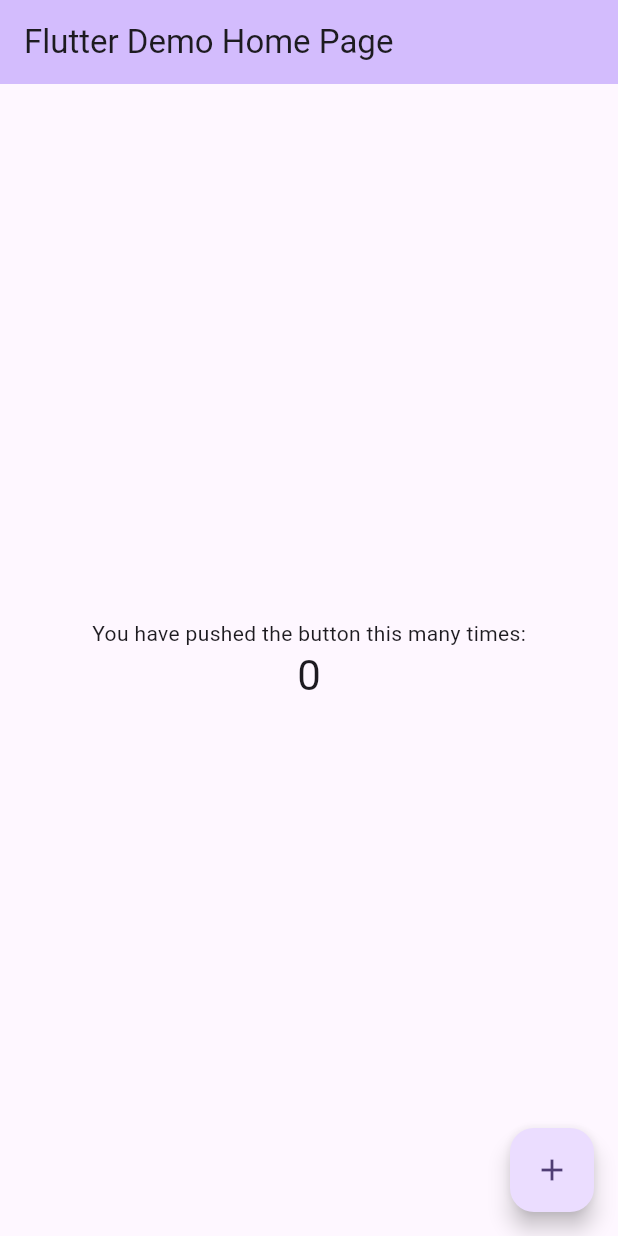
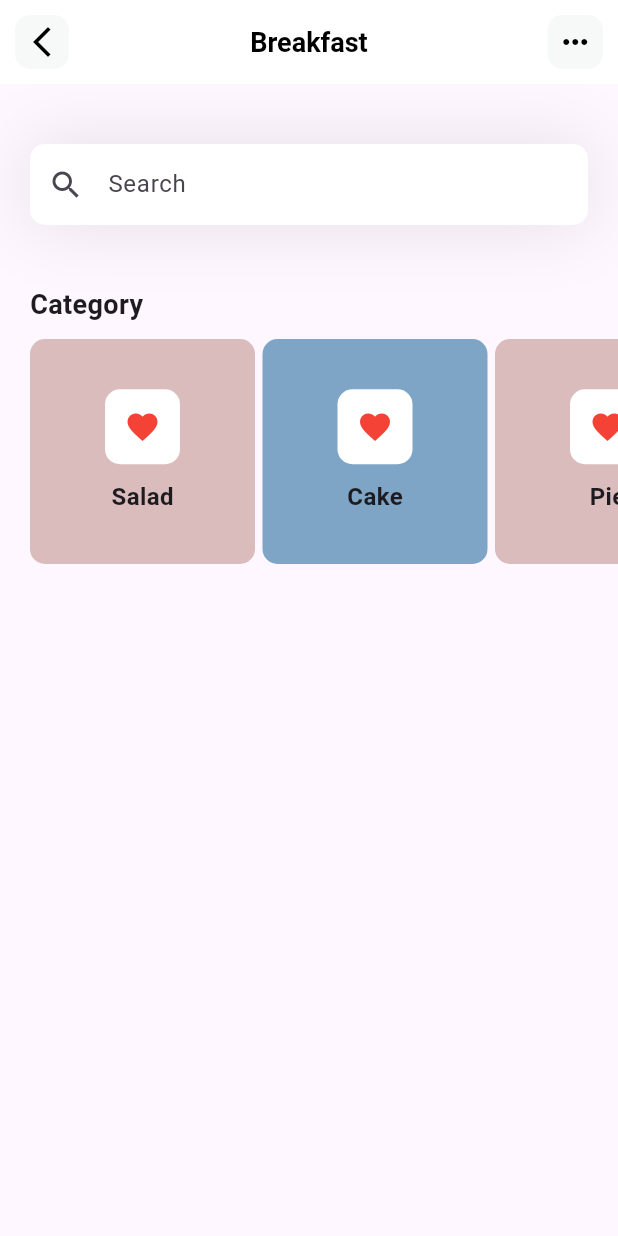
Before and after one commit to RokkerMomo/testapp, a Flutter app: the screen it shows after launch, on a phone screen of 412 x 824 dp. Run offline on Flutter 3.47's test engine with Material 3 defaults, Android fonts, the phone set to English and light mode, and no system bars.

Commit message:
Horizontal List

```diff
--- a/lib/main.dart
+++ b/lib/main.dart
@@ -1,4 +1,5 @@
 import 'package:flutter/material.dart';
+import 'package:testapp/pages/HomePage.dart';
 
 void main() {
   runApp(const MyApp());
@@ -11,115 +12,13 @@ class MyApp extends StatelessWidget {
   @override
   Widget build(BuildContext context) {
     return MaterialApp(
+      debugShowCheckedModeBanner: false,
       title: 'Flutter Demo',
       theme: ThemeData(
-        // This is the theme of your application.
-        //
-        // TRY THIS: Try running your application with "flutter run". You'll see
-        // the application has a purple toolbar. Then, without quitting the app,
-        // try changing the seedColor in the colorScheme below to Colors.green
-        // and then invoke "hot reload" (save your changes or press the "hot
-        // reload" button in a Flutter-supported IDE, or press "r" if you used
-        // the command line to start the app).
-        //
-        // Notice that the counter didn't reset back to zero; the application
-        // state is not lost during the reload. To reset the state, use hot
-        // restart instead.
-        //
-        // This works for code too, not just values: Most code changes can be
-        // tested with just a hot reload.
         colorScheme: ColorScheme.fromSeed(seedColor: Colors.deepPurple),
         useMaterial3: true,
       ),
-      home: const MyHomePage(title: 'Flutter Demo Home Page'),
+      home: const HomePage(),
     );
   }
 }
-
-class MyHomePage extends StatefulWidget {
-  const MyHomePage({super.key, required this.title});
-
-  // This widget is the home page of your application. It is stateful, meaning
-  // that it has a State object (defined below) that contains fields that affect
-  // how it looks.
-
-  // This class is the configuration for the state. It holds the values (in this
-  // case the title) provided by the parent (in this case the App widget) and
-  // used by the build method of the State. Fields in a Widget subclass are
-  // always marked "final".
-
-  final String title;
-
-  @override
-  State<MyHomePage> createState() => _MyHomePageState();
-}
-
-class _MyHomePageState extends State<MyHomePage> {
-  int _counter = 0;
-
-  void _incrementCounter() {
-    setState(() {
-      // This call to setState tells the Flutter framework that something has
-      // changed in this State, which causes it to rerun the build method below
-      // so that the display can reflect the updated values. If we changed
-      // _counter without calling setState(), then the build method would not be
-      // called again, and so nothing would appear to happen.
-      _counter++;
-    });
-  }
-
-  @override
-  Widget build(BuildContext context) {
-    // This method is rerun every time setState is called, for instance as done
-    // by the _incrementCounter method above.
-    //
-    // The Flutter framework has been optimized to make rerunning build methods
-    // fast, so that you can just rebuild anything that needs updating rather
-    // than having to individually change instances of widgets.
-    return Scaffold(
-      appBar: AppBar(
-        // TRY THIS: Try changing the color here to a specific color (to
-        // Colors.amber, perhaps?) and trigger a hot reload to see the AppBar
-        // change color while the other colors stay the same.
-        backgroundColor: Theme.of(context).colorScheme.inversePrimary,
-        // Here we take the value from the MyHomePage object that was created by
-        // the App.build method, and use it to set our appbar title.
-        title: Text(widget.title),
-      ),
-      body: Center(
-        // Center is a layout widget. It takes a single child and positions it
-        // in the middle of the parent.
-        child: Column(
-          // Column is also a layout widget. It takes a list of children and
-          // arranges them vertically. By default, it sizes itself to fit its
-          // children horizontally, and tries to be as tall as its parent.
-          //
-          // Column has various properties to control how it sizes itself and
-          // how it positions its children. Here we use mainAxisAlignment to
-          // center the children vertically; the main axis here is the vertical
-          // axis because Columns are vertical (the cross axis would be
-          // horizontal).
-          //
-          // TRY THIS: Invoke "debug painting" (choose the "Toggle Debug Paint"
-          // action in the IDE, or press "p" in the console), to see the
-          // wireframe for each widget.
-          mainAxisAlignment: MainAxisAlignment.center,
-          children: <Widget>[
-            const Text(
-              'You have pushed the button this many times:',
-            ),
-            Text(
-              '$_counter',
-              style: Theme.of(context).textTheme.headlineMedium,
-            ),
-          ],
-        ),
-      ),
-      floatingActionButton: FloatingActionButton(
-        onPressed: _incrementCounter,
-        tooltip: 'Increment',
-        child: const Icon(Icons.add),
-      ), // This trailing comma makes auto-formatting nicer for build methods.
-    );
-  }
-}
--- /dev/null
+++ b/lib/pages/HomePage.dart
@@ -0,0 +1,173 @@
+import 'package:flutter/material.dart';
+
+class HomePage extends StatefulWidget {
+
+  const HomePage({super.key});
+
+  @override
+  State<HomePage> createState() => _HomePageState();
+}
+
+List products =[
+  "Salad",
+  "Cake",
+  "Pie",
+  "Pizza",
+  "Smoothie",
+  "Pancake"
+];
+
+class _HomePageState extends State<HomePage> {
+  @override
+  Widget build(BuildContext context) {
+    return Scaffold(
+      appBar: appbar(),
+      body: Column(
+        crossAxisAlignment: CrossAxisAlignment.start,
+        children: [
+          SearchBar(),
+          Padding(
+           padding: EdgeInsets.only(left: 20),
+           child: Column(
+            crossAxisAlignment: CrossAxisAlignment.start,
+             children: [
+
+               const Text(
+                "Category",
+                style: TextStyle(
+                  fontSize: 18,
+                  fontWeight: FontWeight.bold
+                ),
+               ),
+               Padding(
+                 padding: const EdgeInsets.only(top: 10),
+                 child: SizedBox(
+                  height: 150,
+                 // color: const Color.fromARGB(255, 71, 4, 255),
+                  child: ListView.builder(
+                    scrollDirection: Axis.horizontal,
+                    itemCount: products.length,
+                    itemBuilder: (context,index){
+                      return Padding(
+                        padding: const EdgeInsets.only(right: 5),
+                        child: Container(
+                          width: 150,
+                          height: 150,
+                          decoration: BoxDecoration(
+                            borderRadius: BorderRadius.circular(10),
+                             color: index%2 <=0 ? const Color.fromARGB(255, 218, 188, 188) : const Color.fromARGB(255, 126, 165, 197),
+                          ),
+                         child: Column(
+                            mainAxisAlignment: MainAxisAlignment.center,
+                            children: [
+                              Container(
+                                width: 50,
+                                height: 50,
+                                margin: EdgeInsets.only(bottom: 10),
+                                decoration: BoxDecoration(
+                                  borderRadius: BorderRadius.circular(10),
+                                   color: Colors.white,
+                                ),
+                                child: Icon(Icons.favorite,
+                                color: Colors.red,),
+                              ),
+                               Text(products[index],
+                               style: TextStyle(
+                                fontSize: 16,
+                                fontWeight: FontWeight.bold
+                               ),)
+                            ],
+                          ),
+                        ),
+                      );
+                  }),
+                 ),
+               )
+             ],
+           ),
+         )
+        ],
+      ),
+    );
+  }
+
+  // ignore: non_constant_identifier_names
+  Container SearchBar() {
+    return Container(
+          margin: const EdgeInsets.only(top: 40,left: 20,right: 20,bottom: 40),
+          decoration:  BoxDecoration(
+            boxShadow: [
+              BoxShadow(
+                color:  const Color(0xff1D1617).withOpacity(0.11),
+                blurRadius: 40,
+                spreadRadius: 0.0,
+              )
+            ]
+          ),
+
+          child: TextField(
+            decoration: InputDecoration(
+              fillColor: Colors.white,
+              filled: true,
+              labelText: "Search",
+              contentPadding: const EdgeInsets.all(15),
+              prefixIcon: const Icon(Icons.search),
+              border: OutlineInputBorder(
+                borderSide: BorderSide.none,
+                borderRadius: BorderRadius.circular(10)
+              )
+            ),
+          ),
+        );
+  }
+
+  AppBar appbar() {
+    return AppBar(
+      title: const Text(
+        "Breakfast",
+        style: TextStyle(
+          color: Colors.black,
+          fontSize: 18,
+          fontWeight: FontWeight.bold
+        ),),
+      backgroundColor: Colors.white,
+      centerTitle: true,
+      elevation: 0.0,
+
+      leading: Container(
+        margin: const EdgeInsets.all(10),
+        decoration: BoxDecoration(
+          color:  const Color(0xffF7F8F8),
+          borderRadius: BorderRadius.circular(10),
+        ),
+        child: const Icon(
+          Icons.arrow_back_ios_new,
+          color: Color.fromARGB(255, 0, 0, 0),
+        )
+
+      ),
+      actions: [
+        GestureDetector(
+          onTap: (){
+            print("test");
+          },
+          child: Container(
+            width: 37,
+            height: 37,
+        margin: const EdgeInsets.all(10),
+        decoration: BoxDecoration(
+          color: const Color(0xffF7F8F8),
+          borderRadius: BorderRadius.circular(10),
+        ),
+        child: const Icon(
+          Icons.more_horiz,
+          color: Color.fromARGB(255, 0, 0, 0),
+        )
+
+      ),
+        ),
+        ],
+
+    );
+  }
+}
```
